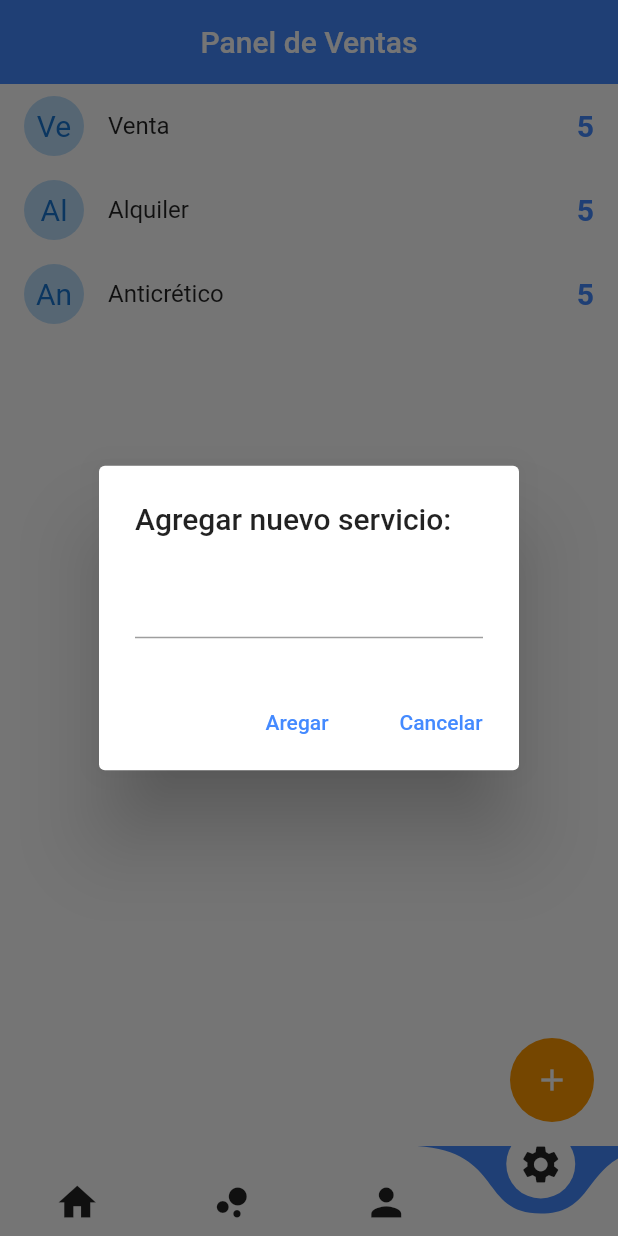
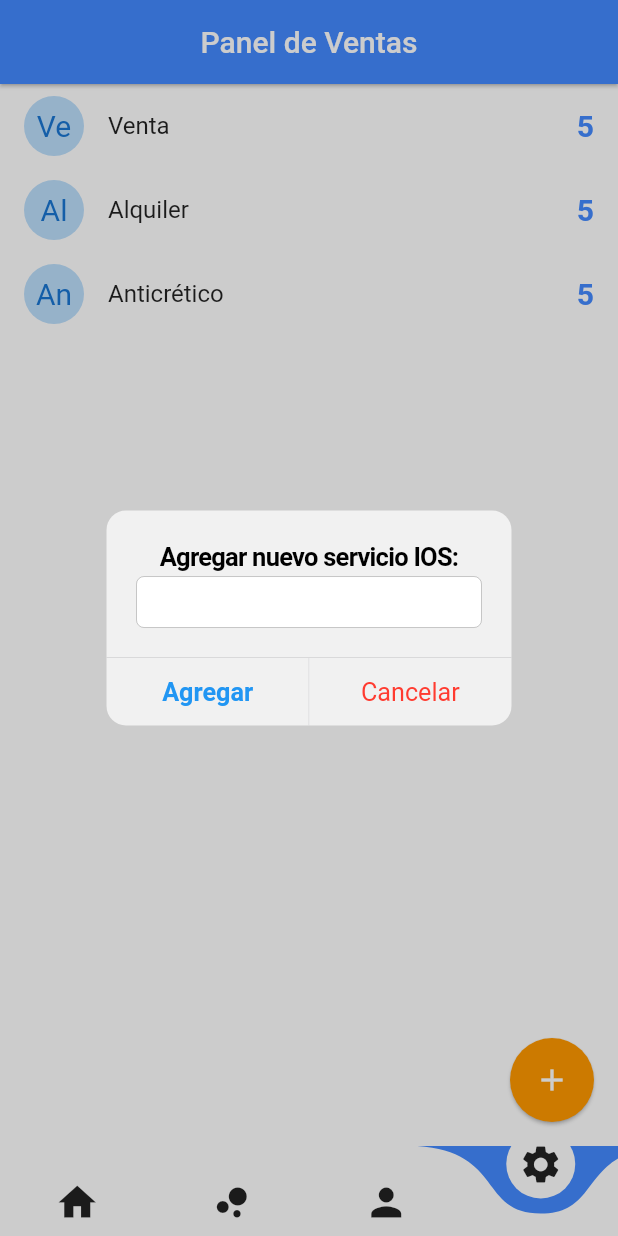
Before and after one commit to yingkie17/bienes-raices, a Flutter app: the screen it shows after launch, item 4 of the bottom bar chosen, after a tap on the "add" icon, on a phone screen of 412 x 824 dp. Run offline on Flutter 3.47's test engine with Material 2 defaults, Android fonts, the phone set to English and light mode, and no system bars; drawn by our look-alikes of curved_navigation_bar; our stand-ins replace card_swiper, flutter_secure_storage, image_picker; missing offline and left inert: dart:ffi; network calls fail.

Commit message:
Modulo de Ventas 2

```diff
--- a/lib/plataforma_administrativa/ventas_panel/vista/ventas_screen.dart
+++ b/lib/plataforma_administrativa/ventas_panel/vista/ventas_screen.dart
@@ -24,6 +24,7 @@ class _VentasScreenState extends State<VentasScreen> {
             ),
           ),
           backgroundColor: Colors.blueAccent,
+          elevation: 1,
         ),
         body: ListView.builder(
           itemCount: ventas.length,
@@ -33,6 +34,7 @@ class _VentasScreenState extends State<VentasScreen> {
         ),
         floatingActionButton: FloatingActionButton(
           child: Icon(Icons.add),
+          elevation: 1,
           onPressed: addNewVentas,
         ));
   }
@@ -52,7 +54,7 @@ class _VentasScreenState extends State<VentasScreen> {
           alignment: Alignment.centerLeft,
           child: Text(
             'Eliminar Servicio',
-            style: TextStyle(color: Colors.white),
+            style: TextStyle(color: Colors.white, fontWeight: FontWeight.bold),
           ),
         ),
       ),
@@ -80,7 +82,7 @@ class _VentasScreenState extends State<VentasScreen> {
 // Vamos agregar el metodo para aggregar una nueva categoria de servicio de ventas
   addNewVentas() {
     final textCotnroller = new TextEditingController();
-    if (Platform.isAndroid) {
+    if (!Platform.isAndroid) {
       return showDialog(
           context: context,
           builder: (context) {
@@ -112,7 +114,7 @@ class _VentasScreenState extends State<VentasScreen> {
         context: context,
         builder: (_) {
           return CupertinoAlertDialog(
-            title: Text('Agregar nuevo servicio:'),
+            title: Text('Agregar nuevo servicio IOS:'),
             content: CupertinoTextField(
               controller: textCotnroller,
             ),
```
